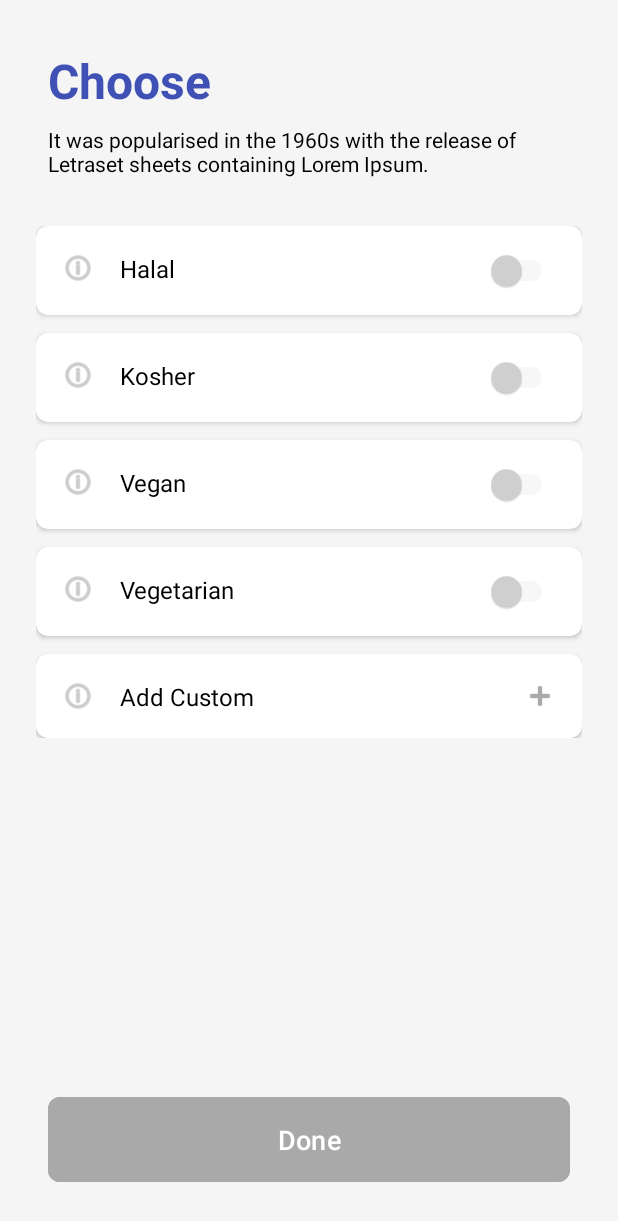
After one commit to RahemHossain/DietaryScanner, an Android app: the allergyselectionscreen screen opened directly, with no data from a screen before it, on a phone screen of 412 x 824 dp. The commit adds this screen. Shown: the top 1221 px of the screen. Run offline under Robolectric (Android 15) with nearby library versions, the phone set to English and light mode, and no system bars.

```diff
--- a/app/build.gradle.kts
+++ b/app/build.gradle.kts
@@ -32,7 +32,7 @@ android {
 }
 
 dependencies {
-
+    implementation("androidx.cardview:cardview:1.0.0")
     implementation(libs.appcompat)
     implementation(libs.material)
     implementation(libs.activity)
--- /dev/null
+++ b/app/src/main/java/com/example/dietaryscanner/allergyselectionscreen.java
@@ -0,0 +1,15 @@
+// alergyselectionscreen.java (or AllergySelectionActivity.java)
+package com.example.dietaryscanner; // Your package name
+
+import android.os.Bundle;
+import androidx.appcompat.app.AppCompatActivity;
+
+public class allergyselectionscreen extends AppCompatActivity { // Or public class AllergySelectionActivity ...
+
+    @Override
+    protected void onCreate(Bundle savedInstanceState) {
+        super.onCreate(savedInstanceState);
+        // This line links the Activity to allergyselection.xml
+        setContentView(R.layout.allergyselection); // Ensure R.layout.allergyselection is correct
+    }
+}
--- /dev/null
+++ b/app/src/main/java/com/example/dietaryscanner/cameraActivity.java
@@ -0,0 +1,41 @@
+package com.example.dietaryscanner;
+
+import androidx.annotation.Nullable;
+import androidx.appcompat.app.AppCompatActivity;
+
+import android.content.Intent;
+import android.graphics.Bitmap;
+import android.media.Image;
+import android.os.Bundle;
+import android.provider.MediaStore;
+import android.view.View;
+import android.widget.Button;
+import android.widget.ImageView;
+
+public class cameraActivity extends AppCompatActivity {
+    private ImageView imageView;
+    private Button button;
+
+    @Override
+    protected void onCreate(Bundle savedInstanceState) {
+        super.onCreate(savedInstanceState);
+        setContentView(R.layout.camera);
+        imageView = findViewById(R.id.capturedImage);
+        button = findViewById(R.id.openCamera);
+
+        button.setOnClickListener(new View.OnClickListener() {
+            @Override
+            public void onClick(View v){
+                Intent open_camera = new Intent(MediaStore.ACTION_IMAGE_CAPTURE);
+                startActivityForResult(open_camera, 100);
+            }
+        });
+    }
+
+    @Override
+    protected void onActivityResult(int requestCode, int resultCode, Intent data){
+        super.onActivityResult(requestCode, resultCode, data);
+        Bitmap photo = (Bitmap) data.getExtras().get("data");
+        imageView.setImageBitmap(photo);
+        }
+    }
--- a/app/src/main/java/com/example/dietaryscanner/privacyscreen.java
+++ b/app/src/main/java/com/example/dietaryscanner/privacyscreen.java
@@ -22,7 +22,7 @@ public class privacyscreen extends AppCompatActivity {
             @Override
             public void onClick(View v) {
                 // 3. Create an Intent to start HomeActivity
-                Intent intent = new Intent(privacyscreen.this, homescreen.class);
+                Intent intent = new Intent(privacyscreen.this, allergyselectionscreen.class);
 
                 // 4. Start HomeActivity
                 startActivity(intent);
--- /dev/null
+++ b/app/src/main/res/layout/allergyselection.xml
@@ -0,0 +1,316 @@
+<?xml version="1.0" encoding="utf-8"?>
+<androidx.constraintlayout.widget.ConstraintLayout xmlns:android="http://schemas.android.com/apk/res/android"
+    xmlns:app="http://schemas.android.com/apk/res-auto"
+    xmlns:tools="http://schemas.android.com/tools"
+    android:layout_width="match_parent"
+    android:layout_height="match_parent"
+    android:background="#F5F5F5"
+    tools:context=".MainActivity">
+
+    <LinearLayout
+        android:id="@+id/top_section"
+        android:layout_width="0dp"
+        android:layout_height="wrap_content"
+        android:layout_marginStart="32dp"
+        android:layout_marginEnd="32dp"
+        android:orientation="vertical"
+        android:paddingTop="32dp"
+        app:layout_constraintEnd_toEndOf="parent"
+        app:layout_constraintStart_toStartOf="parent"
+        app:layout_constraintTop_toTopOf="parent">
+
+        <TextView
+            android:id="@+id/choose_title"
+            android:layout_width="wrap_content"
+            android:layout_height="wrap_content"
+            android:text="Choose"
+            android:textColor="#3F51B5"
+            android:textSize="32sp"
+            android:textStyle="bold"
+            tools:ignore="HardcodedText" />
+
+        <TextView
+            android:id="@+id/description_text"
+            android:layout_width="wrap_content"
+            android:layout_height="wrap_content"
+            android:layout_marginTop="8dp"
+            android:text="It was popularised in the 1960s with the release of Letraset sheets containing Lorem Ipsum."
+            android:textColor="@android:color/black"
+            android:textSize="14sp"
+            tools:ignore="HardcodedText" />
+    </LinearLayout>
+
+    <LinearLayout
+        android:id="@+id/options_section"
+        android:layout_width="0dp"
+        android:layout_height="wrap_content"
+        android:layout_marginStart="24dp"
+        android:layout_marginTop="32dp"
+        android:layout_marginEnd="24dp"
+        android:orientation="vertical"
+        app:layout_constraintEnd_toEndOf="parent"
+        app:layout_constraintStart_toStartOf="parent"
+        app:layout_constraintTop_toBottomOf="@id/top_section">
+
+        <androidx.cardview.widget.CardView
+            android:layout_width="match_parent"
+            android:layout_height="wrap_content"
+            android:layout_marginBottom="12dp"
+            app:cardCornerRadius="8dp"
+            app:cardElevation="2dp">
+
+            <androidx.constraintlayout.widget.ConstraintLayout
+                android:layout_width="match_parent"
+                android:layout_height="wrap_content"
+                android:padding="16dp">
+
+                <ImageView
+                    android:id="@+id/info_halal"
+                    android:layout_width="24dp"
+                    android:layout_height="24dp"
+                    android:src="@android:drawable/ic_menu_info_details"
+                    app:layout_constraintStart_toStartOf="parent"
+                    app:layout_constraintTop_toTopOf="parent"
+                    app:tint="@android:color/darker_gray" />
+
+                <TextView
+                    android:id="@+id/text_halal"
+                    android:layout_width="wrap_content"
+                    android:layout_height="wrap_content"
+                    android:layout_marginStart="16dp"
+                    android:text="Halal"
+                    android:textColor="@android:color/black"
+                    android:textSize="16sp"
+                    app:layout_constraintBottom_toBottomOf="@+id/info_halal"
+                    app:layout_constraintStart_toEndOf="@+id/info_halal"
+                    app:layout_constraintTop_toTopOf="@+id/info_halal" />
+
+                <Switch
+                    android:id="@+id/switch_halal"
+                    android:layout_width="wrap_content"
+                    android:layout_height="wrap_content"
+                    android:thumbTint="#D3D3D3"
+                    android:trackTint="#E0E0E0"
+                    app:layout_constraintBottom_toBottomOf="parent"
+                    app:layout_constraintEnd_toEndOf="parent"
+                    app:layout_constraintTop_toTopOf="parent" />
+
+            </androidx.constraintlayout.widget.ConstraintLayout>
+        </androidx.cardview.widget.CardView>
+
+        <androidx.cardview.widget.CardView
+            android:layout_width="match_parent"
+            android:layout_height="wrap_content"
+            android:layout_marginBottom="12dp"
+            app:cardCornerRadius="8dp"
+            app:cardElevation="2dp">
+
+            <androidx.constraintlayout.widget.ConstraintLayout
+                android:layout_width="match_parent"
+                android:layout_height="wrap_content"
+                android:padding="16dp">
+
+                <ImageView
+                    android:id="@+id/info_kosher"
+                    android:layout_width="24dp"
+                    android:layout_height="24dp"
+                    android:src="@android:drawable/ic_menu_info_details"
+                    app:layout_constraintStart_toStartOf="parent"
+                    app:layout_constraintTop_toTopOf="parent"
+                    app:tint="@android:color/darker_gray" />
+
+                <TextView
+                    android:id="@+id/text_kosher"
+                    android:layout_width="wrap_content"
+                    android:layout_height="wrap_content"
+                    android:layout_marginStart="16dp"
+                    android:text="Kosher"
+                    android:textColor="@android:color/black"
+                    android:textSize="16sp"
+                    app:layout_constraintBottom_toBottomOf="@+id/info_kosher"
+                    app:layout_constraintStart_toEndOf="@+id/info_kosher"
+                    app:layout_constraintTop_toTopOf="@+id/info_kosher" />
+
+                <Switch
+                    android:id="@+id/switch_kosher"
+                    android:layout_width="wrap_content"
+                    android:layout_height="wrap_content"
+                    android:thumbTint="#D3D3D3"
+                    android:trackTint="#E0E0E0"
+                    app:layout_constraintBottom_toBottomOf="parent"
+                    app:layout_constraintEnd_toEndOf="parent"
+                    app:layout_constraintTop_toTopOf="parent" />
+
+            </androidx.constraintlayout.widget.ConstraintLayout>
+        </androidx.cardview.widget.CardView>
+
+        <androidx.cardview.widget.CardView
+            android:layout_width="match_parent"
+            android:layout_height="wrap_content"
+            android:layout_marginBottom="12dp"
+            app:cardCornerRadius="8dp"
+            app:cardElevation="2dp">
+
+            <androidx.constraintlayout.widget.ConstraintLayout
+                android:layout_width="match_parent"
+                android:layout_height="wrap_content"
+                android:padding="16dp">
+
+                <ImageView
+                    android:id="@+id/info_vegan"
+                    android:layout_width="24dp"
+                    android:layout_height="24dp"
+                    android:src="@android:drawable/ic_menu_info_details"
+                    app:layout_constraintStart_toStartOf="parent"
+                    app:layout_constraintTop_toTopOf="parent"
+                    app:tint="@android:color/darker_gray" />
+
+                <TextView
+                    android:id="@+id/text_vegan"
+                    android:layout_width="wrap_content"
+                    android:layout_height="wrap_content"
+                    android:layout_marginStart="16dp"
+                    android:text="Vegan"
+                    android:textColor="@android:color/black"
+                    android:textSize="16sp"
+                    app:layout_constraintBottom_toBottomOf="@+id/info_vegan"
+                    app:layout_constraintStart_toEndOf="@+id/info_vegan"
+                    app:layout_constraintTop_toTopOf="@+id/info_vegan" />
+
+                <Switch
+                    android:id="@+id/switch_vegan"
+                    android:layout_width="wrap_content"
+                    android:layout_height="wrap_content"
+                    android:thumbTint="#D3D3D3"
+                    android:trackTint="#E0E0E0"
+                    app:layout_constraintBottom_toBottomOf="parent"
+                    app:layout_constraintEnd_toEndOf="parent"
+                    app:layout_constraintTop_toTopOf="parent" />
+
+            </androidx.constraintlayout.widget.ConstraintLayout>
+        </androidx.cardview.widget.CardView>
+
+        <androidx.cardview.widget.CardView
+            android:layout_width="match_parent"
+            android:layout_height="wrap_content"
+            android:layout_marginBottom="12dp"
+            app:cardCornerRadius="8dp"
+            app:cardElevation="2dp">
+
+            <androidx.constraintlayout.widget.ConstraintLayout
+                android:layout_width="match_parent"
+                android:layout_height="wrap_content"
+                android:padding="16dp">
+
+                <ImageView
+                    android:id="@+id/info_vegetarian"
+                    android:layout_width="24dp"
+                    android:layout_height="24dp"
+                    android:src="@android:drawable/ic_menu_info_details"
+                    app:layout_constraintStart_toStartOf="parent"
+                    app:layout_constraintTop_toTopOf="parent"
+                    app:tint="@android:color/darker_gray" />
+
+                <TextView
+                    android:id="@+id/text_vegetarian"
+                    android:layout_width="wrap_content"
+                    android:layout_height="wrap_content"
+                    android:layout_marginStart="16dp"
+                    android:text="Vegetarian"
+                    android:textColor="@android:color/black"
+                    android:textSize="16sp"
+                    app:layout_constraintBottom_toBottomOf="@+id/info_vegetarian"
+                    app:layout_constraintStart_toEndOf="@+id/info_vegetarian"
+                    app:layout_constraintTop_toTopOf="@+id/info_vegetarian" />
+
+                <Switch
+                    android:id="@+id/switch_vegetarian"
+                    android:layout_width="wrap_content"
+                    android:layout_height="wrap_content"
+                    android:thumbTint="#D3D3D3"
+                    android:trackTint="#E0E0E0"
+                    app:layout_constraintBottom_toBottomOf="parent"
+                    app:layout_constraintEnd_toEndOf="parent"
+                    app:layout_constraintTop_toTopOf="parent"
+                    tools:ignore="UseSwitchCompatOrMaterialXml" />
+
+            </androidx.constraintlayout.widget.ConstraintLayout>
+        </androidx.cardview.widget.CardView>
+
+        <androidx.cardview.widget.CardView
+            android:layout_width="match_parent"
+            android:layout_height="wrap_content"
+            app:cardCornerRadius="8dp"
+            app:cardElevation="2dp">
+
+            <androidx.constraintlayout.widget.ConstraintLayout
+                android:layout_width="match_parent"
+                android:layout_height="wrap_content"
+                android:padding="16dp">
+
+                <ImageView
+                    android:id="@+id/info_add_custom"
+                    android:layout_width="24dp"
+                    android:layout_height="24dp"
+                    android:src="@android:drawable/ic_menu_info_details"
+                    app:layout_constraintStart_toStartOf="parent"
+                    app:layout_constraintTop_toTopOf="parent"
+                    app:tint="@android:color/darker_gray"
+                    tools:ignore="ContentDescription" />
+
+                <TextView
+                    android:id="@+id/text_add_custom"
+                    android:layout_width="wrap_content"
+                    android:layout_height="wrap_content"
+                    android:layout_marginStart="16dp"
+                    android:text="Add Custom"
+                    android:textColor="@android:color/black"
+                    android:textSize="16sp"
+                    app:layout_constraintBottom_toBottomOf="@+id/info_add_custom"
+                    app:layout_constraintStart_toEndOf="@+id/info_add_custom"
+                    app:layout_constraintTop_toTopOf="@+id/info_add_custom"
+                    tools:ignore="HardcodedText" />
+
+                <ImageView
+                    android:id="@+id/add_custom_plus"
+                    android:layout_width="24dp"
+                    android:layout_height="24dp"
+                    android:src="@android:drawable/ic_input_add"
+                    app:layout_constraintBottom_toBottomOf="parent"
+                    app:layout_constraintEnd_toEndOf="parent"
+                    app:layout_constraintTop_toTopOf="parent"
+                    app:tint="@android:color/darker_gray"
+                    tools:ignore="ContentDescription" />
+
+            </androidx.constraintlayout.widget.ConstraintLayout>
+        </androidx.cardview.widget.CardView>
+
+    </LinearLayout>
+
+    <Space
+        android:layout_width="0dp"
+        android:layout_height="0dp"
+        app:layout_constraintBottom_toTopOf="@+id/done_button"
+        app:layout_constraintEnd_toEndOf="parent"
+        app:layout_constraintStart_toStartOf="parent"
+        app:layout_constraintTop_toBottomOf="@+id/options_section" />
+
+    <Button
+        android:id="@+id/done_button"
+        android:layout_width="0dp"
+        android:layout_height="wrap_content"
+        android:layout_marginStart="32dp"
+        android:layout_marginEnd="32dp"
+        android:layout_marginBottom="32dp"
+        android:backgroundTint="#A9A9A9"
+        android:padding="16dp"
+        android:text="Done"
+        android:textColor="@android:color/white"
+        android:textSize="18sp"
+        app:cornerRadius="8dp"
+        app:layout_constraintBottom_toBottomOf="parent"
+        app:layout_constraintEnd_toEndOf="parent"
+        app:layout_constraintStart_toStartOf="parent"
+        tools:ignore="HardcodedText" />
+
+</androidx.constraintlayout.widget.ConstraintLayout>
--- /dev/null
+++ b/app/src/main/res/layout/camera.xml
@@ -0,0 +1,23 @@
+<?xml version="1.0" encoding="utf-8"?>
+<RelativeLayout
+    xmlns:android="http://schemas.android.com/apk/res/android"
+    xmlns:tools="http://schemas.android.com/tools"
+    android:layout_width="match_parent"
+    android:layout_height="match_parent"
+    tools:context=".cameraActivity">
+    <LinearLayout
+        android:layout_width="match_parent"
+        android:layout_height="match_parent"
+        android:orientation="vertical">
+        <Button
+            android:id="@+id/openCamera"
+            android:layout_width="match_parent"
+            android:layout_height="wrap_content"
+            android:text="Open Camera"/>
+    <ImageView
+        android:id="@+id/capturedImage"
+        android:layout_width="250dp"
+        android:layout_height="320dp"
+        android:layout_gravity="center"/>
+    </LinearLayout>
+</RelativeLayout>
--- a/app/src/main/res/values/themes.xml
+++ b/app/src/main/res/values/themes.xml
@@ -6,4 +6,8 @@
     </style>
 
     <style name="Theme.DietaryScanner" parent="Base.Theme.DietaryScanner" />
+    <style name="AppTheme" parent="Theme.MaterialComponents.DayNight.DarkActionBar">
+        <!-- Customize your theme here. -->
+<!--        <item name="colorPrimary">@color/my_light_primary</item>-->
+    </style>
 </resources>
```
Also changed, not shown: app/src/main/AndroidManifest.xml (+14 -4 lines).
